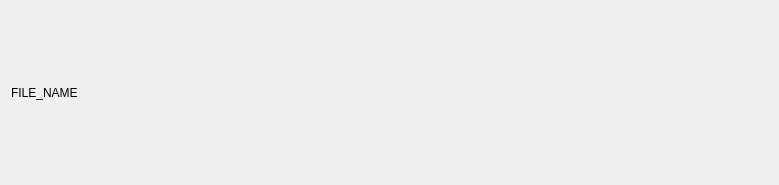
Qt form app/ui/Item.ui (gyuha/comics-upscale) before a commit.
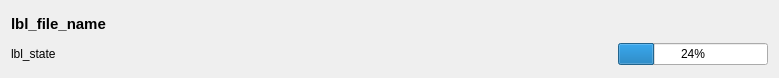
The same form after that commit. Icons and pictures are not drawn.

Patch:
```diff
--- a/app/ui/Item.ui
+++ b/app/ui/Item.ui
@@ -7,9 +7,15 @@
     <x>0</x>
     <y>0</y>
     <width>779</width>
-    <height>185</height>
+    <height>78</height>
    </rect>
   </property>
+  <property name="maximumSize">
+   <size>
+    <width>16777215</width>
+    <height>78</height>
+   </size>
+  </property>
   <property name="windowTitle">
    <string>Form</string>
   </property>
@@ -19,9 +25,93 @@
      <item>
       <layout class="QHBoxLayout" name="horizontalLayout">
        <item>
-        <widget class="QLabel" name="label">
+        <widget class="QLabel" name="lbl_file_name">
+         <property name="font">
+          <font>
+           <pointsize>11</pointsize>
+           <bold>true</bold>
+          </font>
+         </property>
          <property name="text">
-          <string>FILE_NAME</string>
+          <string>lbl_file_name</string>
+         </property>
+        </widget>
+       </item>
+       <item>
+        <spacer name="horizontalSpacer">
+         <property name="orientation">
+          <enum>Qt::Horizontal</enum>
+         </property>
+         <property name="sizeHint" stdset="0">
+          <size>
+           <width>40</width>
+           <height>20</height>
+          </size>
+         </property>
+        </spacer>
+       </item>
+       <item>
+        <widget class="QPushButton" name="btn_open_folder">
+         <property name="text">
+          <string/>
+         </property>
+         <property name="icon">
+          <iconset resource="resources.qrc">
+           <normaloff>:/icon/icons/folder-open.png</normaloff>:/icon/icons/folder-open.png</iconset>
+         </property>
+         <property name="flat">
+          <bool>true</bool>
+         </property>
+        </widget>
+       </item>
+       <item>
+        <widget class="QPushButton" name="btn_delete">
+         <property name="text">
+          <string/>
+         </property>
+         <property name="icon">
+          <iconset resource="resources.qrc">
+           <normaloff>:/icon/icons/trash-delete-bin.png</normaloff>:/icon/icons/trash-delete-bin.png</iconset>
+         </property>
+         <property name="flat">
+          <bool>true</bool>
+         </property>
+        </widget>
+       </item>
+      </layout>
+     </item>
+     <item>
+      <layout class="QHBoxLayout" name="horizontalLayout_3">
+       <item>
+        <widget class="QLabel" name="lbl_state">
+         <property name="text">
+          <string>lbl_state</string>
+         </property>
+        </widget>
+       </item>
+       <item>
+        <spacer name="horizontalSpacer_2">
+         <property name="orientation">
+          <enum>Qt::Horizontal</enum>
+         </property>
+         <property name="sizeHint" stdset="0">
+          <size>
+           <width>40</width>
+           <height>20</height>
+          </size>
+         </property>
+        </spacer>
+       </item>
+       <item>
+        <widget class="QProgressBar" name="progressBar">
+         <property name="maximumSize">
+          <size>
+           <width>150</width>
+           <height>16777215</height>
+          </size>
+         </property>
+         <property name="value">
+          <number>24</number>
          </property>
         </widget>
        </item>
```
Left out of the diff: 4 changed lines with no effect on the pictures.
